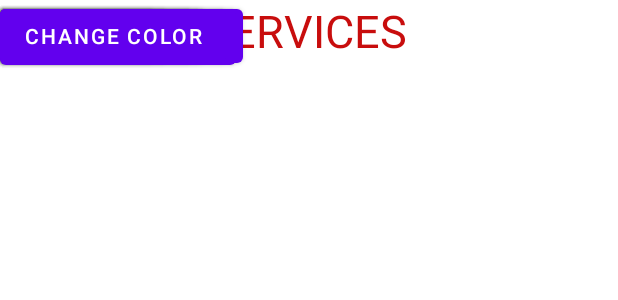
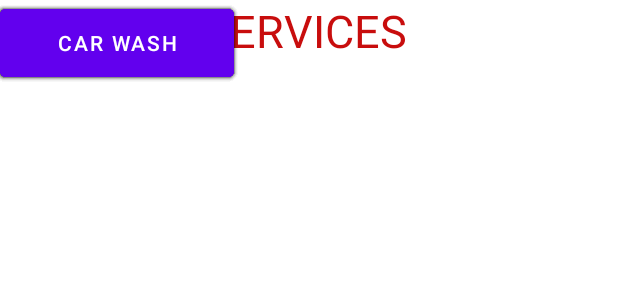
Before and after one commit to kahbodaeini/Garage, an Android app: the layout services_layout.xml on its own in the app's theme, with its tools: preview values and no code run, on a phone screen of 412 x 824 dp. Shown: the top 300 px of the screen. Run offline under Robolectric (Android 15) with nearby library versions, the phone set to English and light mode, and no system bars.

Commit message:
update services_layout.xml and change emulator to Pixel 3

```diff
--- a/app/src/main/java/com/example/garage/AllCarsActivity.java
+++ b/app/src/main/java/com/example/garage/AllCarsActivity.java
@@ -93,7 +93,7 @@ public class AllCarsActivity extends AppCompatActivity {
                                     @Override
                                     public void onClick(View view) {
                                         SignAndLog.currentCar = car;
-                                        startActivity(new Intent(AllCarsActivity.this, CarActivity.class));
+                                        startActivity(new Intent(AllCarsActivity.this, GuestCarActivity.class));
                                     }
                                 });
                                 firstTime[0] = false;
@@ -125,7 +125,7 @@ public class AllCarsActivity extends AppCompatActivity {
                                     @Override
                                     public void onClick(View view) {
                                         SignAndLog.currentCar = car;
-                                        startActivity(new Intent(AllCarsActivity.this, CarActivity.class));
+                                        startActivity(new Intent(AllCarsActivity.this, GuestCarActivity.class));
                                     }
                                 });
                                 linearLayout.setVisibility(View.VISIBLE);
--- a/app/src/main/java/com/example/garage/SignUpActivity.java
+++ b/app/src/main/java/com/example/garage/SignUpActivity.java
@@ -21,13 +21,13 @@ import java.io.IOException;
 public class SignUpActivity extends AppCompatActivity {
 
     private AppBarConfiguration appBarConfiguration;
-    private ActivityMainBinding binding;
+//    private ActivityMainBinding binding;
 
     @Override
     protected void onCreate(Bundle savedInstanceState) {
         super.onCreate(savedInstanceState);
         setContentView(R.layout.signup_layout);
-        binding = ActivityMainBinding.inflate(getLayoutInflater());
+//        binding = ActivityMainBinding.inflate(getLayoutInflater());
         signup();
     }
 
--- a/app/src/main/res/layout/activity_main.xml
+++ b/app/src/main/res/layout/activity_main.xml
@@ -22,7 +22,6 @@
         android:textSize="34sp"
         app:layout_constraintBottom_toBottomOf="parent"
         app:layout_constraintEnd_toEndOf="parent"
-        app:layout_constraintHorizontal_bias="0.0"
         app:layout_constraintStart_toStartOf="parent"
         app:layout_constraintTop_toTopOf="parent"
         app:layout_constraintVertical_bias="0.0" />
@@ -32,7 +31,7 @@
         android:layout_width="wrap_content"
         android:layout_height="wrap_content"
         android:layout_marginStart="100dp"
-        android:layout_marginTop="15dp"
+        android:layout_marginTop="65dp"
         android:layout_marginEnd="101dp"
         android:layout_marginBottom="15dp"
         android:ems="10"
--- a/app/src/main/res/layout/login_layout.xml
+++ b/app/src/main/res/layout/login_layout.xml
@@ -32,7 +32,6 @@
         android:textSize="34sp"
         app:layout_constraintBottom_toBottomOf="parent"
         app:layout_constraintEnd_toEndOf="parent"
-        app:layout_constraintHorizontal_bias="0.0"
         app:layout_constraintStart_toStartOf="parent"
         app:layout_constraintTop_toTopOf="parent"
         app:layout_constraintVertical_bias="1.0" />
--- a/app/src/main/res/layout/services_layout.xml
+++ b/app/src/main/res/layout/services_layout.xml
@@ -27,82 +27,81 @@
         android:textColor="#C80D0D"
         android:textSize="30sp"
         tools:ignore="MissingConstraints"
-        tools:layout_editor_absoluteX="0dp"
+        tools:layout_editor_absoluteX="-6dp"
         tools:layout_editor_absoluteY="16dp" />
 
     <Button
+        android:id="@+id/repairment"
+        android:layout_width="156dp"
+        android:layout_height="57dp"
+        android:text="repairment"
+        tools:ignore="MissingConstraints"
+        tools:layout_editor_absoluteX="20dp"
+        tools:layout_editor_absoluteY="120dp" />
+
+    <Button
+        android:id="@+id/buy_head_light"
+        android:layout_width="156dp"
+        android:layout_height="57dp"
+        android:spinnerMode="dialog"
+        android:text="Buy head light"
+        tools:ignore="MissingConstraints"
+        tools:layout_editor_absoluteX="50dp"
+        tools:layout_editor_absoluteY="190dp" />
+
+    <Button
         android:id="@+id/improve_engine"
-        android:layout_width="wrap_content"
-        android:layout_height="wrap_content"
+        android:layout_width="156dp"
+        android:layout_height="57dp"
         android:text="improve engine"
         tools:ignore="MissingConstraints"
-        tools:layout_editor_absoluteX="72dp"
-        tools:layout_editor_absoluteY="231dp" />
+        tools:layout_editor_absoluteX="80dp"
+        tools:layout_editor_absoluteY="260dp" />
+
+    <Button
+        android:id="@+id/buy_leather"
+        android:layout_width="156dp"
+        android:layout_height="57dp"
+        android:text="Buy leather"
+        tools:ignore="MissingConstraints"
+        tools:layout_editor_absoluteX="110dp"
+        tools:layout_editor_absoluteY="330dp" />
+
+    <Button
+        android:id="@+id/buy_exhaust"
+        android:layout_width="156dp"
+        android:layout_height="57dp"
+        android:text="buy exhaust"
+        tools:ignore="MissingConstraints"
+        tools:layout_editor_absoluteX="140dp"
+        tools:layout_editor_absoluteY="400dp" />
+
+    <Button
+        android:id="@+id/change_color"
+        android:layout_width="156dp"
+        android:layout_height="57dp"
+        android:text="change color"
+        tools:ignore="MissingConstraints"
+        tools:layout_editor_absoluteX="170dp"
+        tools:layout_editor_absoluteY="470dp" />
+
+    <Button
+        android:id="@+id/buy_ring"
+        android:layout_width="156dp"
+        android:layout_height="57dp"
+        android:text="Buy Ring"
+        tools:ignore="MissingConstraints"
+        tools:layout_editor_absoluteX="200dp"
+        tools:layout_editor_absoluteY="540dp" />
 
     <Button
         android:id="@+id/car_wash"
-        android:layout_width="wrap_content"
-        android:layout_height="wrap_content"
+        android:layout_width="156dp"
+        android:layout_height="57dp"
         android:text="car wash"
         tools:ignore="MissingConstraints"
-        tools:layout_editor_absoluteX="296dp"
-        tools:layout_editor_absoluteY="570dp" />
-
-    <Button
-        android:id="@+id/buy_ring"
-        android:layout_width="wrap_content"
-        android:layout_height="wrap_content"
-        android:text="Buy Ring"
-        tools:ignore="MissingConstraints"
-        tools:layout_editor_absoluteX="263dp"
-        tools:layout_editor_absoluteY="493dp" />
-
-    <Button
-        android:id="@+id/buy_head_light"
-        android:layout_width="157dp"
-        android:layout_height="49dp"
-        android:spinnerMode="dialog"
-        android:text="Buy head light"
-        tools:ignore="MissingConstraints"
-        tools:layout_editor_absoluteX="39dp"
-        tools:layout_editor_absoluteY="168dp" />
-
-    <Button
-        android:id="@+id/repairment"
-        android:layout_width="wrap_content"
-        android:layout_height="wrap_content"
-        android:text="repairment"
-        tools:ignore="MissingConstraints"
-        tools:layout_editor_absoluteX="16dp"
-        tools:layout_editor_absoluteY="104dp" />
-
-    <Button
-        android:id="@+id/buy_leather"
-        android:layout_width="wrap_content"
-        android:layout_height="wrap_content"
-        android:text="Buy leather"
-        tools:ignore="MissingConstraints"
-        tools:layout_editor_absoluteX="118dp"
-        tools:layout_editor_absoluteY="293dp" />
-
-    <Button
-        android:id="@+id/buy_exhaust"
-        android:layout_width="wrap_content"
-        android:layout_height="wrap_content"
-        android:text="buy exhaust"
-        tools:ignore="MissingConstraints"
-        tools:layout_editor_absoluteX="159dp"
-        tools:layout_editor_absoluteY="361dp" />
-
-    <Button
-        android:id="@+id/change_color"
-        android:layout_width="wrap_content"
-        android:layout_height="wrap_content"
-        android:text="change color"
-        tools:ignore="MissingConstraints"
-        tools:layout_editor_absoluteX="196dp"
-        tools:layout_editor_absoluteY="424dp" />
-
+        tools:layout_editor_absoluteX="230dp"
+        tools:layout_editor_absoluteY="610dp" />
 
 
 </androidx.constraintlayout.widget.ConstraintLayout>
```
